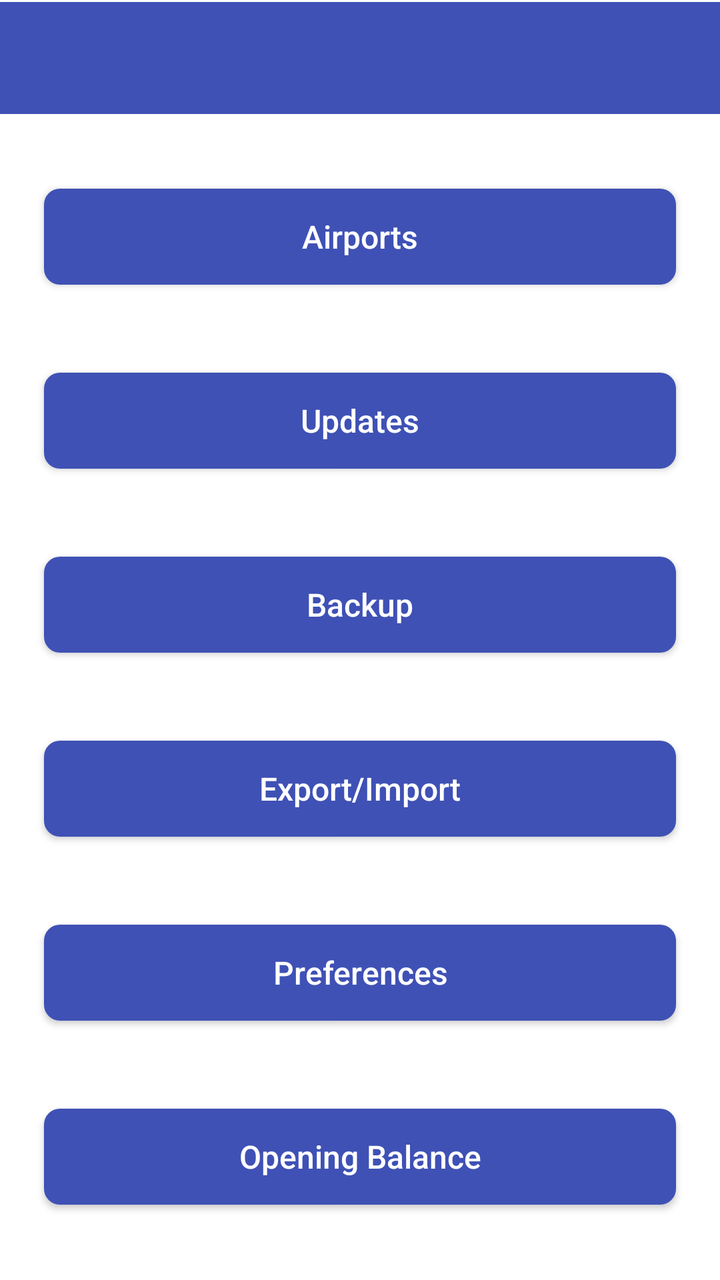
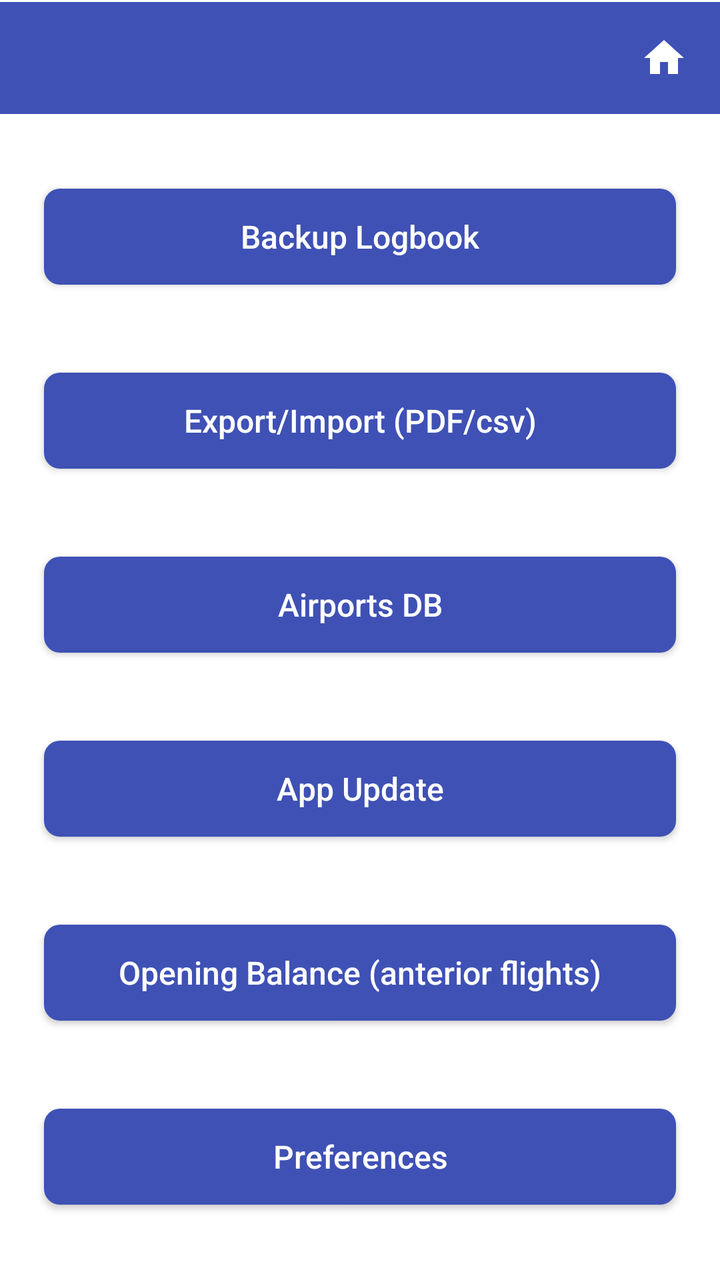

Two renders of the same Android screen: before a commit and after it. Below are the layout's source before the change and the commit's diff.
<!-- AndroidManifest.xml: application theme Theme.StripToLogbook.View -->
<!-- res/layout/activity_settings.xml -->
<?xml version="1.0" encoding="utf-8"?>
<LinearLayout xmlns:android="http://schemas.android.com/apk/res/android"
    android:layout_width="match_parent"
    android:layout_height="match_parent"
    android:orientation="vertical">

    
    <LinearLayout
        android:layout_width="match_parent"
        android:layout_height="wrap_content"
        android:orientation="vertical"
        android:background="@color/colorPrimary">

        <View
            android:id="@+id/status_bar_spacer"
            android:layout_width="match_parent"
            android:layout_height="0dp"
            android:background="@color/colorPrimary" />

        <View
            android:layout_width="match_parent"
            android:layout_height="1dp"
            android:background="@color/surface" />

        <androidx.appcompat.widget.Toolbar
            android:id="@+id/toolbar"
            android:layout_width="match_parent"
            android:layout_height="wrap_content"
            android:minHeight="?attr/actionBarSize"
            android:background="@color/colorPrimary"
            style="@style/ToolbarStyle" />
    </LinearLayout>

    
    <LinearLayout
        android:layout_width="match_parent"
        android:layout_height="match_parent"
        android:orientation="vertical"
        android:padding="16dp"
        android:gravity="center">

        <Button
            android:id="@+id/btn_airports"
            style="@style/PrimaryButtonStyle"
            android:layout_width="match_parent"
            android:layout_height="wrap_content"
            android:text="Airports" />

        <Space
            android:layout_width="match_parent"
            android:layout_height="32dp" />

        <Button
            android:id="@+id/btn_updates"
            style="@style/PrimaryButtonStyle"
            android:layout_width="match_parent"
            android:layout_height="wrap_content"
            android:text="Updates" />

        <Space
            android:layout_width="match_parent"
            android:layout_height="32dp" />

        <Button
            android:id="@+id/btn_backup"
            style="@style/PrimaryButtonStyle"
            android:layout_width="match_parent"
            android:layout_height="wrap_content"
            android:text="Backup" />

        <Space
            android:layout_width="match_parent"
            android:layout_height="32dp" />

        <Button
            android:id="@+id/btn_export_import"
            style="@style/PrimaryButtonStyle"
            android:layout_width="match_parent"
            android:layout_height="wrap_content"
            android:text="Export/Import" />

        <Space
            android:layout_width="match_parent"
            android:layout_height="32dp" />

        <Button
            android:id="@+id/btn_preferences"
            style="@style/PrimaryButtonStyle"
            android:layout_width="match_parent"
            android:layout_height="wrap_content"
            android:text="Preferences" />

        <Space
            android:layout_width="match_parent"
            android:layout_height="32dp" />

        <Button
            android:id="@+id/btn_opening_balance"
            style="@style/PrimaryButtonStyle"
            android:layout_width="match_parent"
            android:layout_height="wrap_content"
            android:text="Opening Balance" />
    </LinearLayout>
</LinearLayout>
<!-- resources referenced by this layout -->
<resources>
  <color name="colorPrimary">#3F51B5</color>
  <color name="surface">#FFFFFFFF</color>
  <style name="PrimaryButtonStyle" parent="Widget.AppCompat.Button">
          <item name="android:background">@drawable/bg_button_primary</item>
          <item name="android:textColor">@color/surface</item>
          <item name="android:textSize">16sp</item>
          <item name="android:layout_margin">6dp</item>
          <item name="android:textAllCaps">false</item>
          <item name="android:gravity">center</item>
      </style>
  <style name="ToolbarStyle" parent="Widget.AppCompat.Toolbar">
          <item name="android:background">@color/colorPrimary</item>
          <item name="titleTextAppearance">@style/ToolbarTitleStyle</item>
      </style>
  <!-- drawable bg_button_primary (drawable) -->
  <?xml version="1.0" encoding="utf-8"?>
  <shape xmlns:android="http://schemas.android.com/apk/res/android">
      <solid android:color="@color/colorPrimary" />
      <corners android:radius="8dp" />
  </shape>
  <style name="ToolbarTitleStyle" parent="Widget.AppCompat.EditText">
          
          <item name="android:textColor">@color/surface</item>
          <item name="tint">@android:color/white</item>
      </style>
  <color name="purple_500">#FF6200EE</color>
  <color name="purple_700">#FF3700B3</color>
  <color name="teal_200">#FF03DAC5</color>
  <color name="dropdown_background">#FFFFFFFF</color>
  <style name="NoBackgroundTextView" parent="Widget.AppCompat.TextView">
          <item name="android:background">@null</item>
      </style>
  <style name="EditTextStyle" parent="Widget.AppCompat.EditText">
          <item name="android:background">@drawable/edittext_background</item>
          <item name="android:textSize">16sp</item>
          <item name="android:paddingTop">2dp</item>
          <item name="android:paddingBottom">8dp</item>
          <item name="android:textColor">@color/text_primary</item>
          <item name="android:fontFamily">sans-serif</item>
          <item name="android:gravity">center</item>
      </style>
  <style name="MyAutoCompleteTextViewStyle" parent="Widget.AppCompat.AutoCompleteTextView">
          <item name="android:textSize">16sp</item>
          <item name="android:textColor">@color/text_primary</item>
          <item name="android:fontFamily">sans-serif</item>
          <item name="android:popupBackground">@color/dropdown_background</item>
      </style>
  <style name="ToolbarNavButtonStyle" parent="Widget.AppCompat.Toolbar.Button.Navigation">
          <item name="android:tint">@color/surface</item>
      </style>
  <!-- drawable edittext_background (drawable) -->
  <selector xmlns:android="http://schemas.android.com/apk/res/android">
      <item android:state_enabled="false"
          android:drawable="@android:color/transparent" />
      <item android:drawable="@drawable/edittext_background_shape" />
  
  
  
  </selector>
  <color name="text_primary">#DE000000</color>
  <!-- drawable edittext_background_shape (drawable) -->
  <shape xmlns:android="http://schemas.android.com/apk/res/android">
      <solid android:color="@color/edittext_background_color" />
      <corners android:radius="4dp" />
      
      <stroke android:width="1dp" android:color="@color/edittext_stroke_color" />
  </shape>
  <color name="edittext_background_color">#F5F5F5</color>
  <color name="edittext_stroke_color">#DDDDDD</color>
  <!-- unchanged entries left out for length: 1 -->
</resources>

<!-- the commit's change to res/layout/activity_settings.xml (unified diff, before → after) -->
@@ -5,31 +5,7 @@
     android:orientation="vertical">
 
     
-    <LinearLayout
-        android:layout_width="match_parent"
-        android:layout_height="wrap_content"
-        android:orientation="vertical"
-        android:background="@color/colorPrimary">
-
-        <View
-            android:id="@+id/status_bar_spacer"
-            android:layout_width="match_parent"
-            android:layout_height="0dp"
-            android:background="@color/colorPrimary" />
-
-        <View
-            android:layout_width="match_parent"
-            android:layout_height="1dp"
-            android:background="@color/surface" />
-
-        <androidx.appcompat.widget.Toolbar
-            android:id="@+id/toolbar"
-            android:layout_width="match_parent"
-            android:layout_height="wrap_content"
-            android:minHeight="?attr/actionBarSize"
-            android:background="@color/colorPrimary"
-            style="@style/ToolbarStyle" />
-    </LinearLayout>
+    <include layout="@layout/view_app_toolbar" />
 
     
     <LinearLayout
@@ -40,11 +16,33 @@
         android:gravity="center">
 
         <Button
+            android:id="@+id/btn_backup"
+            style="@style/PrimaryButtonStyle"
+            android:layout_width="match_parent"
+            android:layout_height="wrap_content"
+            android:text="Backup Logbook" />
+
+        <Space
+            android:layout_width="match_parent"
+            android:layout_height="32dp" />
+
+        <Button
+            android:id="@+id/btn_export_import"
+            style="@style/PrimaryButtonStyle"
+            android:layout_width="match_parent"
+            android:layout_height="wrap_content"
+            android:text="Export/Import (PDF/csv)" />
+
+        <Space
+            android:layout_width="match_parent"
+            android:layout_height="32dp" />
+
+        <Button
             android:id="@+id/btn_airports"
             style="@style/PrimaryButtonStyle"
             android:layout_width="match_parent"
             android:layout_height="wrap_content"
-            android:text="Airports" />
+            android:text="Airports DB" />
 
         <Space
             android:layout_width="match_parent"
@@ -55,29 +53,18 @@
             style="@style/PrimaryButtonStyle"
             android:layout_width="match_parent"
             android:layout_height="wrap_content"
-            android:text="Updates" />
+            android:text="App Update" />
 
         <Space
             android:layout_width="match_parent"
             android:layout_height="32dp" />
 
         <Button
-            android:id="@+id/btn_backup"
+            android:id="@+id/btn_opening_balance"
             style="@style/PrimaryButtonStyle"
             android:layout_width="match_parent"
             android:layout_height="wrap_content"
-            android:text="Backup" />
-
-        <Space
-            android:layout_width="match_parent"
-            android:layout_height="32dp" />
-
-        <Button
-            android:id="@+id/btn_export_import"
-            style="@style/PrimaryButtonStyle"
-            android:layout_width="match_parent"
-            android:layout_height="wrap_content"
-            android:text="Export/Import" />
+            android:text="Opening Balance (anterior flights)" />
 
         <Space
             android:layout_width="match_parent"
@@ -90,15 +77,51 @@
             android:layout_height="wrap_content"
             android:text="Preferences" />
 
-        <Space
-            android:layout_width="match_parent"
-            android:layout_height="32dp" />
 
-        <Button
-            android:id="@+id/btn_opening_balance"
-            style="@style/PrimaryButtonStyle"
-            android:layout_width="match_parent"
-            android:layout_height="wrap_content"
-            android:text="Opening Balance" />
     </LinearLayout>
 </LinearLayout>
+<!-- res/layout/view_app_toolbar.xml (included above) -->
+<?xml version="1.0" encoding="utf-8"?>
+<LinearLayout xmlns:android="http://schemas.android.com/apk/res/android"
+    android:id="@+id/toolbar_container"
+    android:layout_width="match_parent"
+    android:layout_height="wrap_content"
+    android:orientation="vertical"
+    android:background="@color/colorPrimary">
+
+    <View
+        android:id="@+id/status_bar_spacer"
+        android:layout_width="match_parent"
+        android:layout_height="0dp"
+        android:background="@color/colorPrimary" />
+
+    <View
+        android:layout_width="match_parent"
+        android:layout_height="1dp"
+        android:background="@color/surface" />
+
+    <LinearLayout
+        android:layout_width="match_parent"
+        android:layout_height="wrap_content"
+        android:orientation="horizontal"
+        android:gravity="center_vertical"
+        android:background="@color/colorPrimary">
+
+        <androidx.appcompat.widget.Toolbar
+            android:id="@+id/toolbar"
+            style="@style/ToolbarStyle"
+            android:layout_width="0dp"
+            android:layout_height="wrap_content"
+            android:layout_weight="1"
+            android:background="@color/colorPrimary"
+            android:minHeight="?attr/actionBarSize" />
+
+        <ImageButton
+            android:id="@+id/btn_home"
+            android:layout_width="?attr/actionBarSize"
+            android:layout_height="?attr/actionBarSize"
+            android:background="?attr/selectableItemBackgroundBorderless"
+            android:contentDescription="Home"
+            android:src="@drawable/ic_home" />
+    </LinearLayout>
+</LinearLayout>
<!-- resource entries referenced after the edit -->
@@ -2,6 +2,17 @@
 <resources>
   <color name="colorPrimary">#3F51B5</color>
   <color name="surface">#FFFFFFFF</color>
+  <!-- drawable ic_home (drawable) -->
+  <?xml version="1.0" encoding="utf-8"?>
+  <vector xmlns:android="http://schemas.android.com/apk/res/android"
+      android:width="24dp"
+      android:height="24dp"
+      android:viewportWidth="24"
+      android:viewportHeight="24">
+      <path
+          android:fillColor="@color/surface"
+          android:pathData="M10,20v-6h4v6h5v-8h3L12,3 2,12h3v8z" />
+  </vector>
   <style name="PrimaryButtonStyle" parent="Widget.AppCompat.Button">
           <item name="android:background">@drawable/bg_button_primary</item>
           <item name="android:textColor">@color/surface</item>
